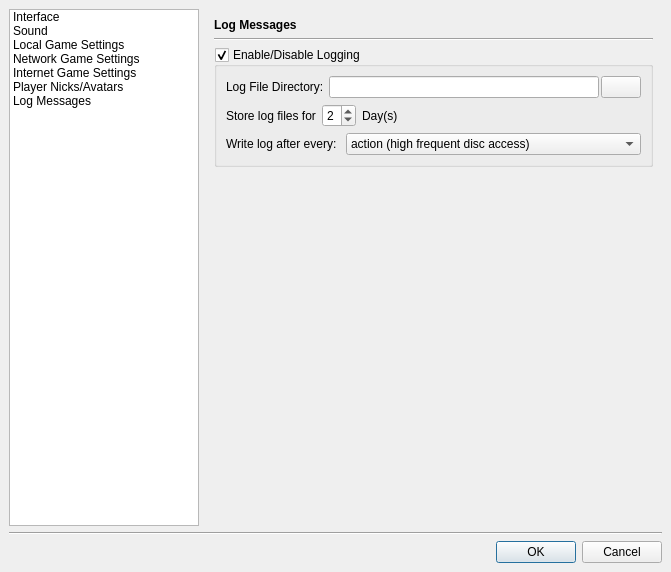
pokerth/pokerth, file src/gui/qt/settingsdialog.ui: the form before one commit.
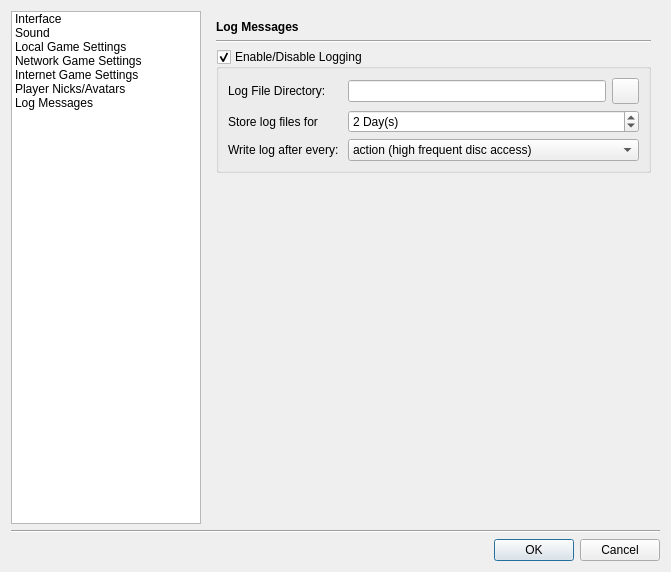
The form after the commit. The open tabs and pages were chosen to show the change. Icons and pictures are not drawn. Custom widgets are drawn as their Qt base class.

Commit message: adds settingsdialog.ui patch (thx thorsten)

The edit to the form file:
```diff
--- a/src/gui/qt/settingsdialog.ui
+++ b/src/gui/qt/settingsdialog.ui
@@ -18,26 +18,61 @@
   <property name="windowTitle" >
    <string>Settings</string>
   </property>
-  <layout class="QGridLayout" >
-   <property name="leftMargin" >
-    <number>9</number>
-   </property>
-   <property name="topMargin" >
-    <number>9</number>
-   </property>
-   <property name="rightMargin" >
-    <number>9</number>
-   </property>
-   <property name="bottomMargin" >
-    <number>9</number>
-   </property>
-   <property name="horizontalSpacing" >
-    <number>6</number>
-   </property>
-   <property name="verticalSpacing" >
-    <number>6</number>
-   </property>
-   <item row="0" column="1" >
+  <layout class="QVBoxLayout" name="verticalLayout" >
+   <item>
+    <layout class="QHBoxLayout" name="horizontalLayout_2" >
+     <item>
+      <widget class="QListWidget" name="listWidget" >
+       <property name="minimumSize" >
+        <size>
+         <width>190</width>
+         <height>0</height>
+        </size>
+       </property>
+       <property name="maximumSize" >
+        <size>
+         <width>190</width>
+         <height>16777215</height>
+        </size>
+       </property>
+       <item>
+        <property name="text" >
+         <string>Interface</string>
+        </property>
+       </item>
+       <item>
+        <property name="text" >
+         <string>Sound</string>
+        </property>
+       </item>
+       <item>
+        <property name="text" >
+         <string>Local Game Settings</string>
+        </property>
+       </item>
+       <item>
+        <property name="text" >
+         <string>Network Game Settings</string>
+        </property>
+       </item>
+       <item>
+        <property name="text" >
+         <string>Internet Game Settings</string>
+        </property>
+       </item>
+       <item>
+        <property name="text" >
+         <string>Player Nicks/Avatars</string>
+        </property>
+       </item>
+       <item>
+        <property name="text" >
+         <string>Log Messages</string>
+        </property>
+       </item>
+      </widget>
+     </item>
+     <item>
     <widget class="QStackedWidget" name="stackedWidget" >
      <property name="currentIndex" >
       <number>0</number>
@@ -2788,23 +2823,19 @@
       </layout>
      </widget>
      <widget class="QWidget" name="page_5" >
+        <property name="geometry" >
+         <rect>
+          <x>0</x>
+          <y>0</y>
+          <width>455</width>
+          <height>511</height>
+         </rect>
+        </property>
       <layout class="QGridLayout" >
-       <property name="leftMargin" >
+         <property name="margin" >
         <number>9</number>
        </property>
-       <property name="topMargin" >
-        <number>9</number>
-       </property>
-       <property name="rightMargin" >
-        <number>9</number>
-       </property>
-       <property name="bottomMargin" >
-        <number>9</number>
-       </property>
-       <property name="horizontalSpacing" >
-        <number>6</number>
-       </property>
-       <property name="verticalSpacing" >
+         <property name="spacing" >
         <number>6</number>
        </property>
        <item row="2" column="0" >
@@ -2818,111 +2849,8 @@
          <property name="checked" >
           <bool>true</bool>
          </property>
-         <layout class="QGridLayout" >
-          <property name="leftMargin" >
-           <number>9</number>
-          </property>
-          <property name="topMargin" >
-           <number>9</number>
-          </property>
-          <property name="rightMargin" >
-           <number>9</number>
-          </property>
-          <property name="bottomMargin" >
-           <number>9</number>
-          </property>
-          <property name="horizontalSpacing" >
-           <number>6</number>
-          </property>
-          <property name="verticalSpacing" >
-           <number>6</number>
-          </property>
-          <item row="1" column="0" >
-           <layout class="QHBoxLayout" >
-            <property name="spacing" >
-             <number>6</number>
-            </property>
-            <property name="leftMargin" >
-             <number>0</number>
-            </property>
-            <property name="topMargin" >
-             <number>0</number>
-            </property>
-            <property name="rightMargin" >
-             <number>0</number>
-            </property>
-            <property name="bottomMargin" >
-             <number>0</number>
-            </property>
-            <item>
-             <widget class="QLabel" name="label_27" >
-              <property name="text" >
-               <string>Store log files for</string>
-              </property>
-              <property name="buddy" >
-               <cstring>spinBox_logStoreDuration</cstring>
-              </property>
-             </widget>
-            </item>
-            <item>
-             <widget class="QSpinBox" name="spinBox_logStoreDuration" >
-              <property name="maximumSize" >
-               <size>
-                <width>50</width>
-                <height>16777215</height>
-               </size>
-              </property>
-              <property name="minimum" >
-               <number>1</number>
-              </property>
-              <property name="maximum" >
-               <number>7</number>
-              </property>
-              <property name="value" >
-               <number>2</number>
-              </property>
-             </widget>
-            </item>
-            <item>
-             <widget class="QLabel" name="label_28" >
-              <property name="text" >
-               <string>Day(s)</string>
-              </property>
-             </widget>
-            </item>
-            <item>
-             <spacer>
-              <property name="orientation" >
-               <enum>Qt::Horizontal</enum>
-              </property>
-              <property name="sizeHint" >
-               <size>
-                <width>40</width>
-                <height>20</height>
-               </size>
-              </property>
-             </spacer>
-            </item>
-           </layout>
-          </item>
+           <layout class="QGridLayout" name="gridLayout" >
           <item row="0" column="0" >
-           <layout class="QHBoxLayout" >
-            <property name="spacing" >
-             <number>2</number>
-            </property>
-            <property name="leftMargin" >
-             <number>0</number>
-            </property>
-            <property name="topMargin" >
-             <number>0</number>
-            </property>
-            <property name="rightMargin" >
-             <number>0</number>
-            </property>
-            <property name="bottomMargin" >
-             <number>0</number>
-            </property>
-            <item>
              <widget class="QLabel" name="label_29" >
               <property name="text" >
                <string>Log File Directory: </string>
@@ -2932,11 +2860,25 @@
               </property>
              </widget>
             </item>
+            <item row="0" column="1" >
+             <layout class="QHBoxLayout" name="horizontalLayout" >
             <item>
              <widget class="QLineEdit" name="lineEdit_logDir" />
             </item>
             <item>
              <widget class="QPushButton" name="pushButton_openLogDir" >
+                <property name="minimumSize" >
+                 <size>
+                  <width>27</width>
+                  <height>26</height>
+                 </size>
+                </property>
+                <property name="maximumSize" >
+                 <size>
+                  <width>27</width>
+                  <height>26</height>
+                 </size>
+                </property>
               <property name="icon" >
                <iconset>../../../../../../.designer/backup</iconset>
               </property>
@@ -2944,37 +2886,46 @@
             </item>
            </layout>
           </item>
+            <item row="1" column="0" >
+             <widget class="QLabel" name="label_27" >
+              <property name="text" >
+               <string>Store log files for</string>
+              </property>
+              <property name="buddy" >
+               <cstring>spinBox_logStoreDuration</cstring>
+              </property>
+             </widget>
+            </item>
+            <item row="1" column="1" >
+             <widget class="QSpinBox" name="spinBox_logStoreDuration" >
+              <property name="suffix" >
+               <string> Day(s)</string>
+              </property>
+              <property name="minimum" >
+               <number>1</number>
+              </property>
+              <property name="maximum" >
+               <number>7</number>
+              </property>
+              <property name="value" >
+               <number>2</number>
+              </property>
+             </widget>
+            </item>
           <item row="2" column="0" >
-           <layout class="QHBoxLayout" >
-            <property name="spacing" >
-             <number>6</number>
-            </property>
-            <property name="leftMargin" >
-             <number>0</number>
-            </property>
-            <property name="topMargin" >
-             <number>0</number>
-            </property>
-            <property name="rightMargin" >
-             <number>0</number>
-            </property>
-            <property name="bottomMargin" >
-             <number>0</number>
-            </property>
-            <item>
              <widget class="QLabel" name="label_39" >
               <property name="text" >
                <string>Write log after every: </string>
               </property>
               <property name="wordWrap" >
-               <bool>true</bool>
+               <bool>false</bool>
               </property>
               <property name="buddy" >
                <cstring>comboBox_logInterval</cstring>
               </property>
              </widget>
             </item>
-            <item>
+            <item row="2" column="1" >
              <widget class="QComboBox" name="comboBox_logInterval" >
               <property name="sizePolicy" >
                <sizepolicy vsizetype="Fixed" hsizetype="Expanding" >
@@ -3000,8 +2951,6 @@
              </widget>
             </item>
            </layout>
-          </item>
-         </layout>
         </widget>
        </item>
        <item row="0" column="0" >
@@ -3026,7 +2975,7 @@
          <property name="orientation" >
           <enum>Qt::Vertical</enum>
          </property>
-         <property name="sizeHint" >
+           <property name="sizeHint" stdset="0" >
           <size>
            <width>20</width>
            <height>40</height>
@@ -3038,74 +2987,25 @@
      </widget>
     </widget>
    </item>
-   <item row="1" column="0" colspan="2" >
+    </layout>
+   </item>
+   <item>
     <widget class="Line" name="line" >
      <property name="orientation" >
       <enum>Qt::Horizontal</enum>
      </property>
     </widget>
    </item>
-   <item row="2" column="0" colspan="2" >
+   <item>
     <widget class="QDialogButtonBox" name="buttonBox" >
      <property name="orientation" >
       <enum>Qt::Horizontal</enum>
      </property>
      <property name="standardButtons" >
-      <set>QDialogButtonBox::Cancel|QDialogButtonBox::NoButton|QDialogButtonBox::Ok</set>
+      <set>QDialogButtonBox::Cancel|QDialogButtonBox::Ok</set>
      </property>
     </widget>
    </item>
-   <item row="0" column="0" >
-    <widget class="QListWidget" name="listWidget" >
-     <property name="minimumSize" >
-      <size>
-       <width>190</width>
-       <height>0</height>
-      </size>
-     </property>
-     <property name="maximumSize" >
-      <size>
-       <width>190</width>
-       <height>16777215</height>
-      </size>
-     </property>
-     <item>
-      <property name="text" >
-       <string>Interface</string>
-      </property>
-     </item>
-     <item>
-      <property name="text" >
-       <string>Sound</string>
-      </property>
-     </item>
-     <item>
-      <property name="text" >
-       <string>Local Game Settings</string>
-      </property>
-     </item>
-     <item>
-      <property name="text" >
-       <string>Network Game Settings</string>
-      </property>
-     </item>
-     <item>
-      <property name="text" >
-       <string>Internet Game Settings</string>
-      </property>
-     </item>
-     <item>
-      <property name="text" >
-       <string>Player Nicks/Avatars</string>
-      </property>
-     </item>
-     <item>
-      <property name="text" >
-       <string>Log Messages</string>
-      </property>
-     </item>
-    </widget>
-   </item>
   </layout>
  </widget>
  <customwidgets>
```
Left out of the diff: 489 changed lines with no effect on the pictures. Lines whose indentation alone changed are shown as unchanged.
